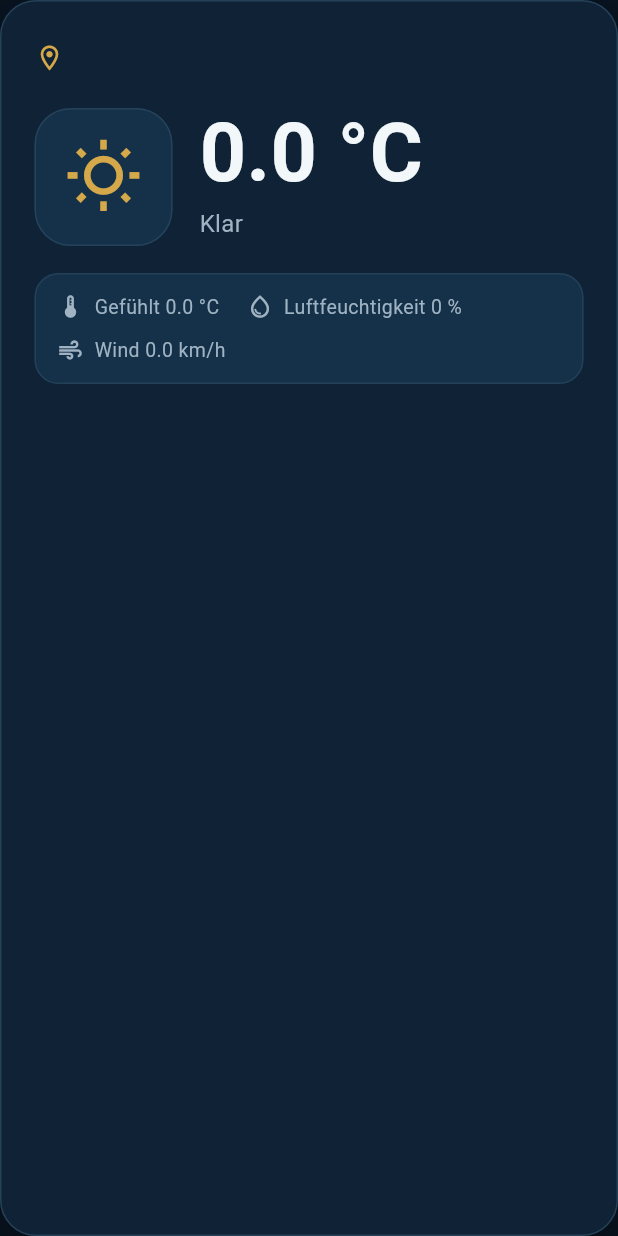
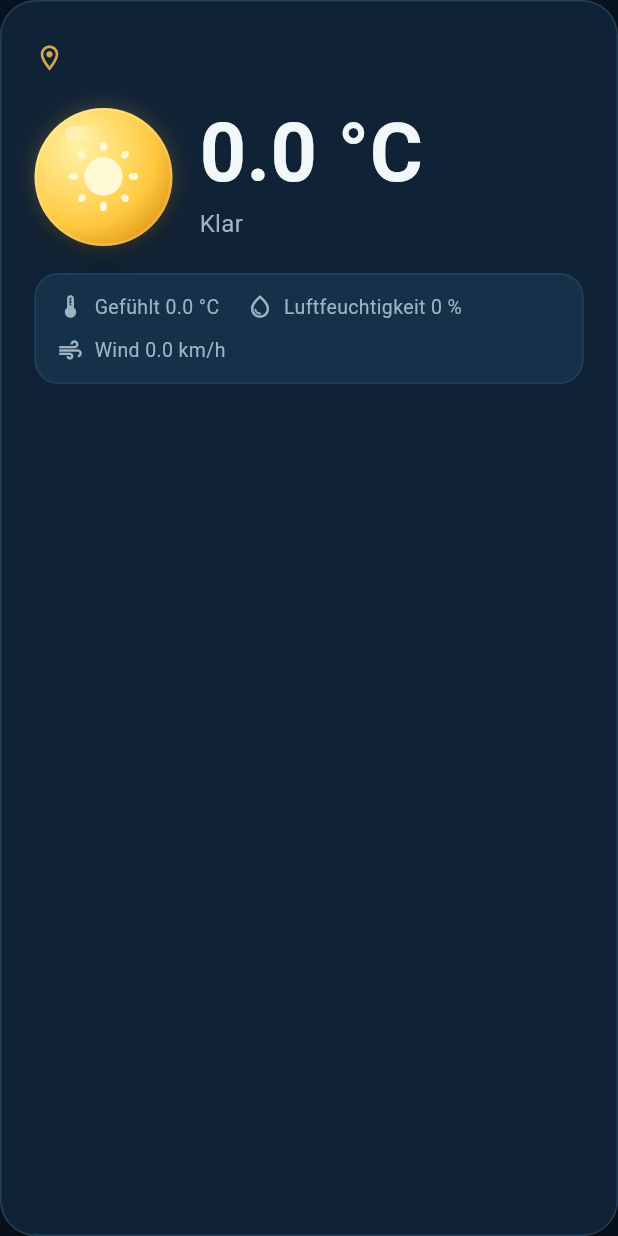
Before and after one commit to jarwe35/wetter_app_ortha, a Flutter app: the WeatherCard widget shown alone on an empty page, opened directly with empty values, on a phone screen of 412 x 824 dp. Run offline on Flutter 3.47's test engine with Material 3 defaults, Android fonts, the phone set to English and light mode, and no system bars; our stand-ins replace flutter_map, latlong2, shared_preferences; accounts and stored records are empty; network calls fail.

Commit message:
ORTHA METEO Semi-3D-Symbol in aktueller Wetterkarte aktiviert

```diff
--- a/lib/widgets/weather/current_weather_card.dart
+++ b/lib/widgets/weather/current_weather_card.dart
@@ -44,21 +44,10 @@ class WeatherCard extends StatelessWidget {
           Row(
             crossAxisAlignment: CrossAxisAlignment.center,
             children: [
-              Container(
-                width: 92,
-                height: 92,
-                decoration: BoxDecoration(
-                  color: orthaSurfaceElevated,
-                  borderRadius: BorderRadius.circular(24),
-                  border: Border.all(
-                    color: orthaBorder.withValues(alpha: 0.85),
-                  ),
-                ),
-                child: Icon(
-                  weatherIcon(data.weatherCode),
-                  size: 52,
-                  color: orthaAccent,
-                ),
+              OrthaWeatherIcon(
+                weatherCode: data.weatherCode,
+                size: 92,
+                semanticLabel: weatherText(data.weatherCode),
               ),
               const SizedBox(width: 18),
               Expanded(
```
Also changed, not shown: 1 other file.
